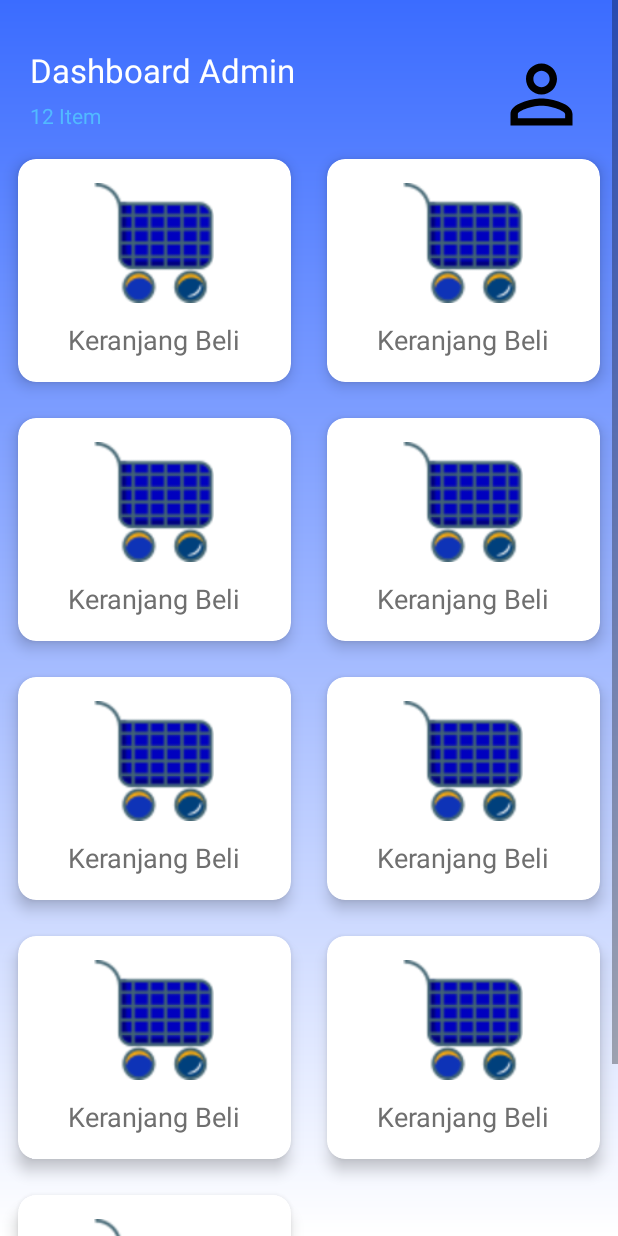
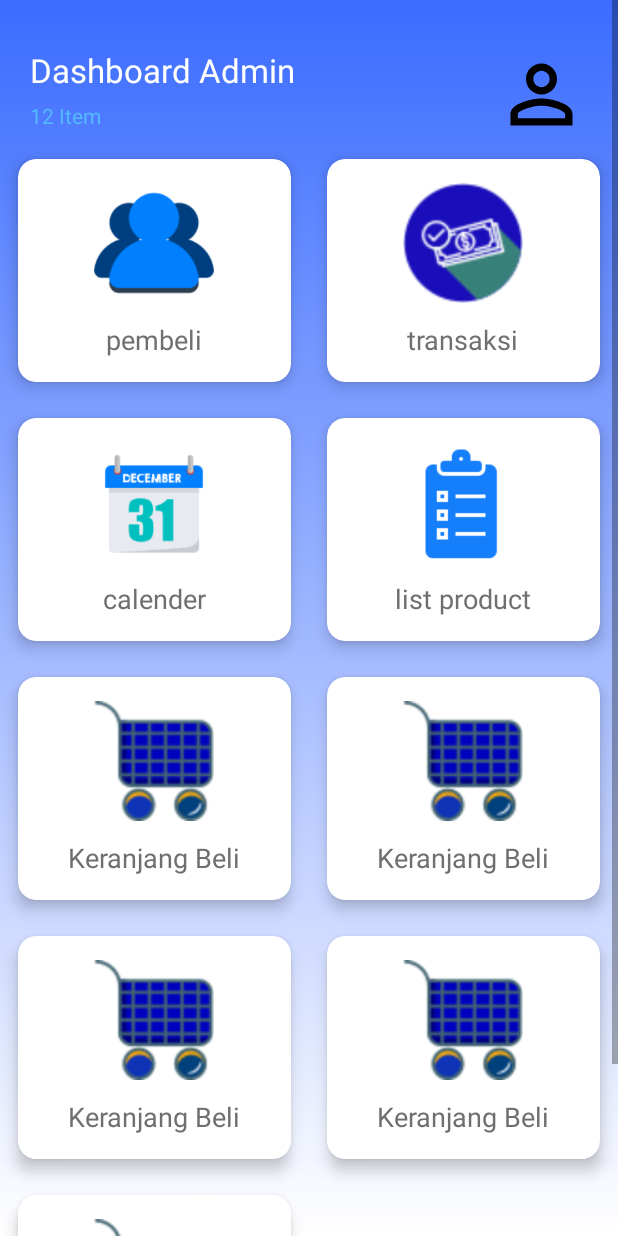
Before and after one commit to serlynovita/android_uas, an Android app: the layout activity_dashboard.xml on its own in the app's theme, with its tools: preview values and no code run, on a phone screen of 412 x 824 dp. Run offline under Robolectric (Android 15) with nearby library versions, the phone set to English and light mode, and no system bars.

Commit message:
ganti icon
ganti icon

```diff
--- a/app/src/main/res/layout/activity_dashboard.xml
+++ b/app/src/main/res/layout/activity_dashboard.xml
@@ -66,14 +66,14 @@
                     android:layout_height="match_parent">
 
                     <ImageView
-                        android:src="@drawable/belanja"
+                        android:src="@drawable/user"
                         android:layout_width="80dp"
                         android:layout_height="80dp" />
                     <TextView
                         android:layout_marginTop="12dp"
                         android:textColor="#6f6f6f"
                         android:textSize="18dp"
-                        android:text="Keranjang Beli"
+                        android:text="pembeli"
                         android:layout_width="wrap_content"
                         android:layout_height="wrap_content" />
 
@@ -96,14 +96,14 @@
                     android:layout_height="match_parent">
 
                     <ImageView
-                        android:src="@drawable/belanja"
+                        android:src="@drawable/bayar"
                         android:layout_width="80dp"
                         android:layout_height="80dp" />
                     <TextView
                         android:layout_marginTop="12dp"
                         android:textColor="#6f6f6f"
                         android:textSize="18dp"
-                        android:text="Keranjang Beli"
+                        android:text="transaksi"
                         android:layout_width="wrap_content"
                         android:layout_height="wrap_content" />
 
@@ -126,14 +126,14 @@
                     android:layout_height="match_parent">
 
                     <ImageView
-                        android:src="@drawable/belanja"
+                        android:src="@drawable/calender"
                         android:layout_width="80dp"
                         android:layout_height="80dp" />
                     <TextView
                         android:layout_marginTop="12dp"
                         android:textColor="#6f6f6f"
                         android:textSize="18dp"
-                        android:text="Keranjang Beli"
+                        android:text="calender"
                         android:layout_width="wrap_content"
                         android:layout_height="wrap_content" />
 
@@ -156,14 +156,14 @@
                     android:layout_height="match_parent">
 
                     <ImageView
-                        android:src="@drawable/belanja"
+                        android:src="@drawable/list_barang"
                         android:layout_width="80dp"
                         android:layout_height="80dp" />
                     <TextView
                         android:layout_marginTop="12dp"
                         android:textColor="#6f6f6f"
                         android:textSize="18dp"
-                        android:text="Keranjang Beli"
+                        android:text="list product"
                         android:layout_width="wrap_content"
                         android:layout_height="wrap_content" />
 
--- a/app/src/main/res/values/styles.xml
+++ b/app/src/main/res/values/styles.xml
@@ -1,7 +1,7 @@
 <resources>
 
     <!-- Base application theme. -->
-    <style name="AppTheme" parent="Theme.AppCompat.Light.DarkActionBar">
+    <style name="AppTheme" parent="Base.Theme.AppCompat.Light.DarkActionBar">
         <!-- Customize your theme here. -->
         <item name="colorPrimary">@color/colorPrimary</item>
         <item name="colorPrimaryDark">@color/colorPrimaryDark</item>
```
Also changed, not shown: app/src/main/res/drawable-v24/calender.png (added), app/src/main/res/drawable-v24/list_barang.png (added), app/src/main/res/drawable-v24/user.png (added).
